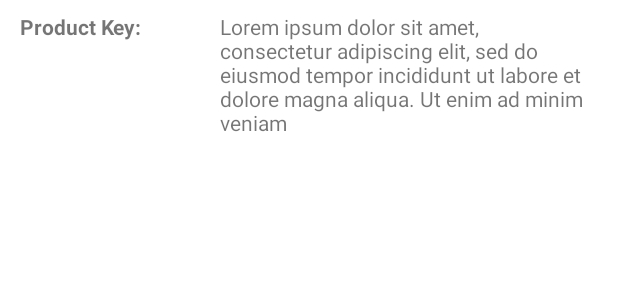
After one commit to Sekte-StackOverflow/IPTV, an Android app: the layout item_des_detail.xml on its own in the app's theme, with its tools: preview values and no code run, on a phone screen of 412 x 824 dp. The commit adds this screen. Shown: the top 300 px of the screen. Run offline under Robolectric (Android 15) with nearby library versions, the phone set to English and light mode, and no system bars.

Commit message:
88 % fitur done

```diff
--- /dev/null
+++ b/app/src/main/java/com/example/iptv/Models/DetailItem.kt
@@ -0,0 +1,4 @@
+package com.example.iptv.Models
+
+data class DetailItem(val key: String, val value: String) {
+}
--- /dev/null
+++ b/app/src/main/res/layout/item_des_detail.xml
@@ -0,0 +1,21 @@
+<?xml version="1.0" encoding="utf-8"?>
+<LinearLayout xmlns:android="http://schemas.android.com/apk/res/android"
+    android:orientation="horizontal"
+    android:layout_width="match_parent"
+    android:layout_height="wrap_content"
+    android:layout_margin="@dimen/dp_4">
+    <TextView
+        android:id="@+id/item_des"
+        android:layout_width="125dp"
+        android:layout_marginStart="5dp"
+        android:layout_marginEnd="@dimen/dp_4"
+        android:layout_height="wrap_content"
+        android:text="Product Key:"
+        android:textStyle="bold"/>
+    <TextView
+        android:id="@+id/item_value"
+        android:layout_width="match_parent"
+        android:layout_height="wrap_content"
+        android:layout_marginEnd="@dimen/dp_4"
+        android:text="@string/descipt_txt"/>
+</LinearLayout>
--- a/app/src/main/res/values-w820dp/strings.xml
+++ b/app/src/main/res/values-w820dp/strings.xml
@@ -2,4 +2,5 @@
 <resources>
     <string name="masukkan_nomer_ponsel">Masukkan Nomer Ponsel</string>
     <string name="pemberitahuan">saya ingin</string>
+    <string name="descipt_txt">Lorem ipsum dolor sit amet, consectetur adipiscing elit, sed do eiusmod tempor incididunt ut labore et dolore magna aliqua. Ut enim ad minim veniam</string>
 </resources>
--- a/app/src/main/res/values/strings.xml
+++ b/app/src/main/res/values/strings.xml
@@ -16,4 +16,5 @@
     <string name="txt_copyright">\@2020 by EyePlus All Right Reserved</string>
     <string name="forget">I forgot my password</string>
     <string name="agreement">I agree to the <b>terms</b></string>
+    <string name="descipt_txt">Lorem ipsum dolor sit amet, consectetur adipiscing elit, sed do eiusmod tempor incididunt ut labore et dolore magna aliqua. Ut enim ad minim veniam</string>
 </resources>
```
Also changed, not shown: app/src/main/java/com/example/iptv/Views/Adapters/DetailAdapter.kt (added, +14 -0 lines), app/src/main/java/com/example/iptv/Views/Adapters/DetailImageAdapter.kt (added, +15 -0 lines), app/src/main/java/com/example/iptv/Views/Fragments/ProductDetailFragment.kt (+44 -0 lines), app/src/main/java/com/example/iptv/api/SessionManagement.kt (added, +73 -0 lines), app/src/main/res/layout/fragment_product_detail.xml (+44 -14 lines), app/src/main/res/layout/item_detail_pic.xml (added, +20 -0 lines).
